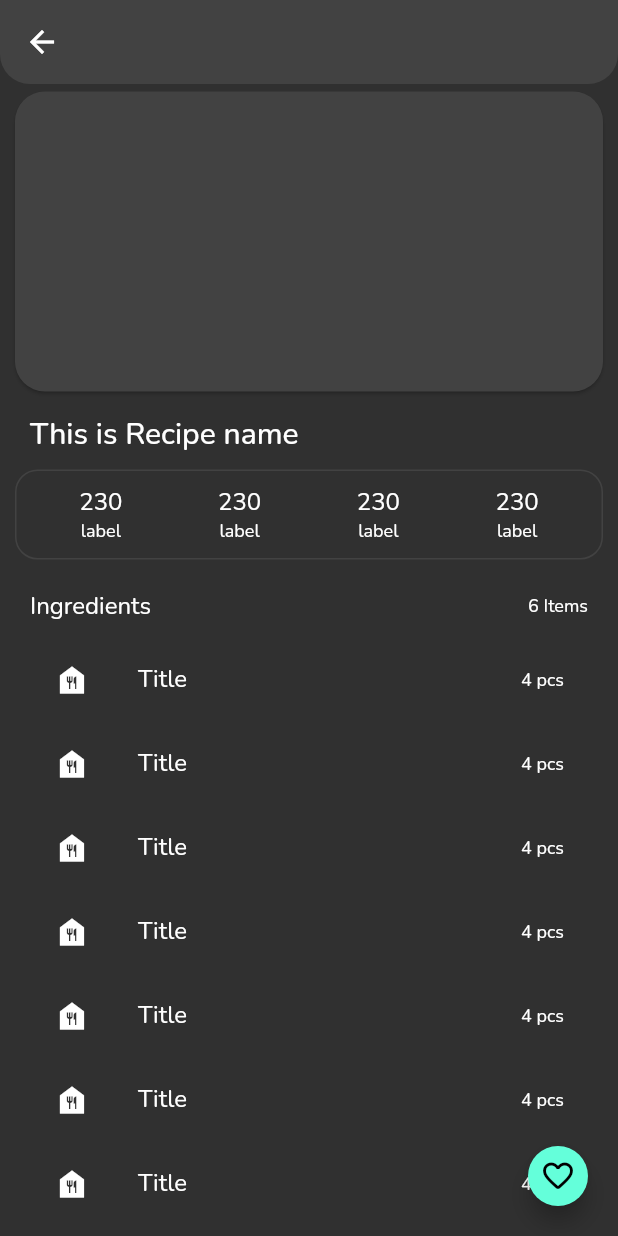
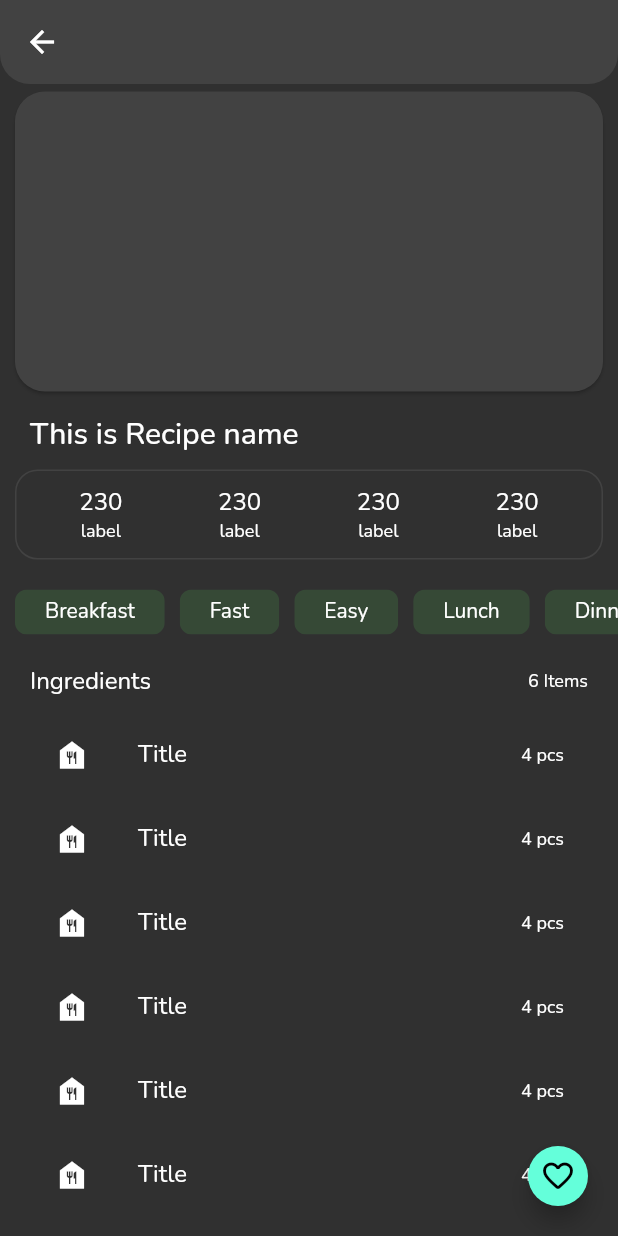
Before and after one commit to santoshakil/recipe_ir, a Flutter app: the screen it shows after launch, after a tap on the "add" icon, on a phone screen of 412 x 824 dp. Run offline on Flutter 3.47's test engine with Material 2 defaults, Android fonts, the phone set to English and light mode, and no system bars; our stand-ins replace google_fonts; generated files the repository leaves out were written again.

Commit message:
reciep types in reciep screen

```diff
--- /dev/null
+++ b/lib/src/screens/recipe/components/reciep_type.dart
@@ -0,0 +1,45 @@
+import 'package:flutter/material.dart';
+
+class ReciepTypes extends StatelessWidget {
+  const ReciepTypes({super.key});
+
+  @override
+  Widget build(BuildContext context) {
+    return SliverToBoxAdapter(
+      child: SizedBox(
+        height: 50,
+        child: ListView.builder(
+          padding: const EdgeInsets.symmetric(horizontal: 5, vertical: 10),
+          scrollDirection: Axis.horizontal,
+          itemCount: types.length,
+          itemBuilder: (context, index) {
+            return Padding(
+              padding: const EdgeInsets.symmetric(horizontal: 5),
+              child: ClipRRect(
+                borderRadius: BorderRadius.circular(8),
+                child: ColoredBox(
+                  color: Colors.green.withOpacity(.2),
+                  child: Padding(
+                    padding:
+                        const EdgeInsets.symmetric(horizontal: 20, vertical: 5),
+                    child: Text(types[index]),
+                  ),
+                ),
+              ),
+            );
+          },
+        ),
+      ),
+    );
+  }
+}
+
+final types = [
+  'Breakfast',
+  'Fast',
+  'Easy',
+  'Lunch',
+  'Dinner',
+  'Dessert',
+  'Drink'
+];
--- a/lib/src/screens/recipe/recipe.dart
+++ b/lib/src/screens/recipe/recipe.dart
@@ -1,11 +1,12 @@
 import 'package:flutter/material.dart';
 
-import 'components/button.dart';
-import 'components/image.dart';
-import 'components/info.dart';
-import 'components/ingredients.dart';
-import 'components/ingredients.header.dart';
-import 'components/name.dart';
+import 'components/button.dart' show RecipeButton;
+import 'components/image.dart' show RecipeImage;
+import 'components/info.dart' show RecipeInfo;
+import 'components/ingredients.dart' show RecipeIngredients;
+import 'components/ingredients.header.dart' show IngredientsHeader;
+import 'components/name.dart' show RecipeNameHeader;
+import 'components/reciep_type.dart' show ReciepTypes;
 
 class RecipeView extends StatelessWidget {
   const RecipeView({super.key});
@@ -20,6 +21,7 @@ class RecipeView extends StatelessWidget {
           const RecipeImage(),
           const RecipeNameHeader(),
           const RecipeInfo(),
+          const ReciepTypes(),
           const IngredientsHeader(),
         ],
         body: const CustomScrollView(
```
